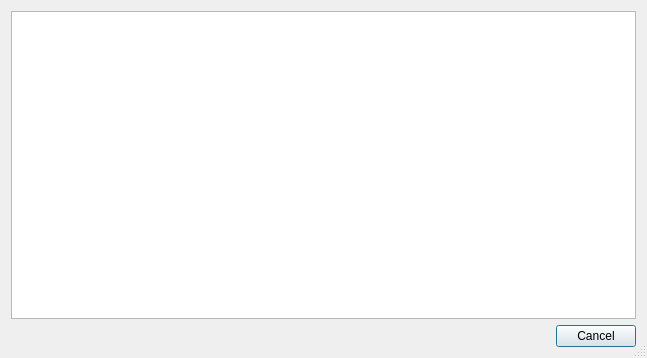
Old version of the form gui/widgets/entrydialog.ui in the repository Skycoder42/AniRem.
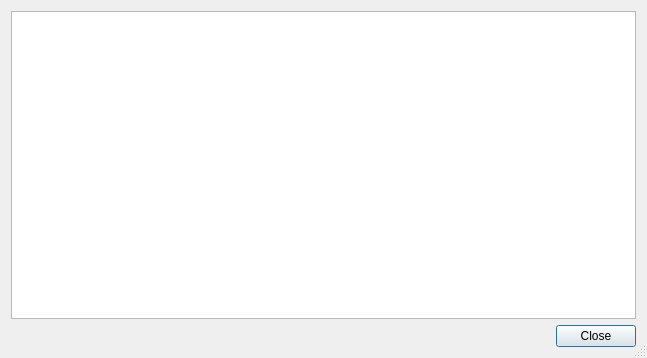
New version of the form.

What changed in the file:
```diff
--- a/gui/widgets/entrydialog.ui
+++ b/gui/widgets/entrydialog.ui
@@ -51,7 +51,7 @@
       <enum>Qt::Horizontal</enum>
      </property>
      <property name="standardButtons">
-      <set>QDialogButtonBox::Cancel</set>
+      <set>QDialogButtonBox::Close</set>
      </property>
     </widget>
    </item>
```
